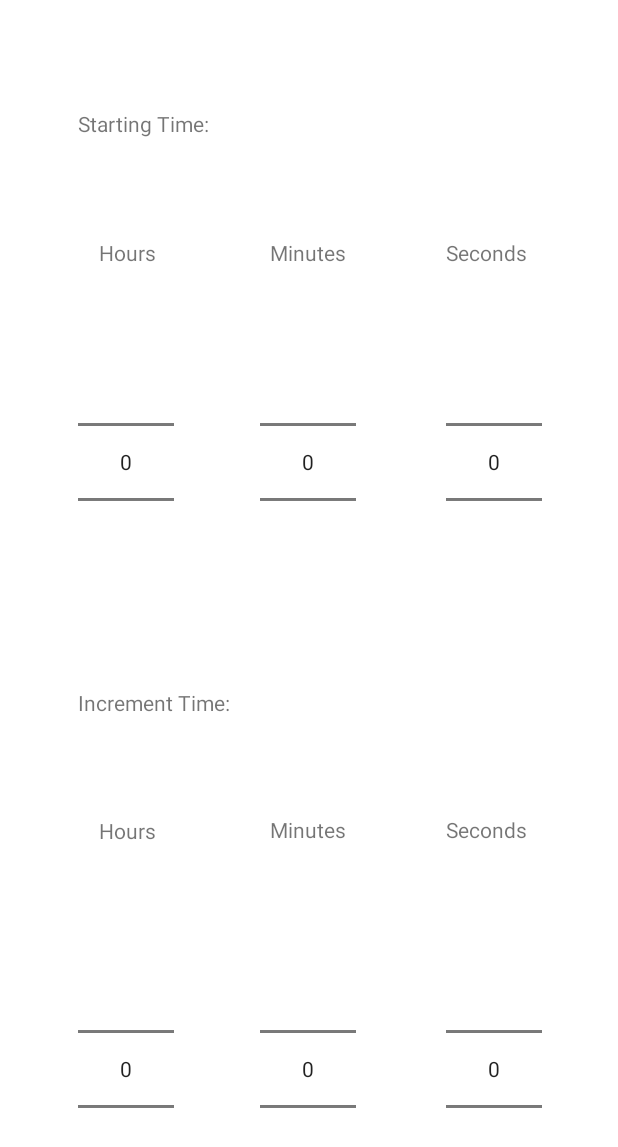
After one commit to Paulmue0/chessclock, an Android app: the layout layout_picktime_dialog.xml on its own in the app's theme, with its tools: preview values and no code run, on a phone screen of 412 x 824 dp. The commit adds this screen. Shown: the top 1147 px of the screen. Run offline under Robolectric (Android 15) with nearby library versions, the phone set to English and light mode, and no system bars.

Commit message:
implemented prototype for custom time

```diff
--- /dev/null
+++ b/app/src/main/res/layout/layout_picktime_dialog.xml
@@ -0,0 +1,170 @@
+<?xml version="1.0" encoding="utf-8"?>
+<androidx.constraintlayout.widget.ConstraintLayout xmlns:android="http://schemas.android.com/apk/res/android"
+    xmlns:app="http://schemas.android.com/apk/res-auto"
+    xmlns:tools="http://schemas.android.com/tools"
+    android:layout_width="match_parent"
+    android:layout_height="match_parent">
+
+    <NumberPicker
+        android:id="@+id/bonusMinutes"
+        android:layout_width="wrap_content"
+        android:layout_height="wrap_content"
+        app:layout_constraintBottom_toBottomOf="parent"
+        app:layout_constraintEnd_toEndOf="parent"
+        app:layout_constraintHorizontal_bias="0.498"
+        app:layout_constraintStart_toStartOf="parent"
+        app:layout_constraintTop_toBottomOf="@+id/baseMinutes"
+        app:layout_constraintVertical_bias="0.913" />
+
+    <NumberPicker
+        android:id="@+id/bonusSeconds"
+        android:layout_width="wrap_content"
+        android:layout_height="wrap_content"
+        app:layout_constraintBottom_toBottomOf="parent"
+        app:layout_constraintEnd_toEndOf="parent"
+        app:layout_constraintHorizontal_bias="0.855"
+        app:layout_constraintStart_toStartOf="parent"
+        app:layout_constraintTop_toBottomOf="@+id/baseSeconds"
+        app:layout_constraintVertical_bias="0.913" />
+
+    <NumberPicker
+        android:id="@+id/bonusHours"
+        android:layout_width="wrap_content"
+        android:layout_height="wrap_content"
+        app:layout_constraintBottom_toBottomOf="parent"
+        app:layout_constraintEnd_toEndOf="parent"
+        app:layout_constraintHorizontal_bias="0.149"
+        app:layout_constraintStart_toStartOf="parent"
+        app:layout_constraintTop_toBottomOf="@+id/baseHours"
+        app:layout_constraintVertical_bias="0.913" />
+
+    <NumberPicker
+        android:id="@+id/baseMinutes"
+        android:layout_width="wrap_content"
+        android:layout_height="wrap_content"
+        app:layout_constraintBottom_toBottomOf="parent"
+        app:layout_constraintEnd_toEndOf="parent"
+        app:layout_constraintHorizontal_bias="0.498"
+        app:layout_constraintStart_toStartOf="parent"
+        app:layout_constraintTop_toTopOf="parent"
+        app:layout_constraintVertical_bias="0.339" />
+
+    <NumberPicker
+        android:id="@+id/baseSeconds"
+        android:layout_width="wrap_content"
+        android:layout_height="wrap_content"
+        app:layout_constraintBottom_toBottomOf="parent"
+        app:layout_constraintEnd_toEndOf="parent"
+        app:layout_constraintHorizontal_bias="0.855"
+        app:layout_constraintStart_toStartOf="parent"
+        app:layout_constraintTop_toTopOf="parent"
+        app:layout_constraintVertical_bias="0.339" />
+
+    <NumberPicker
+        android:id="@+id/baseHours"
+        android:layout_width="wrap_content"
+        android:layout_height="wrap_content"
+        app:layout_constraintBottom_toBottomOf="parent"
+        app:layout_constraintEnd_toEndOf="parent"
+        app:layout_constraintHorizontal_bias="0.149"
+        app:layout_constraintStart_toStartOf="parent"
+        app:layout_constraintTop_toTopOf="parent"
+        app:layout_constraintVertical_bias="0.339" />
+
+    <TextView
+        android:id="@+id/baseTextHours"
+        android:layout_width="wrap_content"
+        android:layout_height="wrap_content"
+        android:text="Hours"
+        app:layout_constraintBottom_toTopOf="@+id/baseHours"
+        app:layout_constraintEnd_toEndOf="parent"
+        app:layout_constraintHorizontal_bias="0.176"
+        app:layout_constraintStart_toStartOf="parent"
+        app:layout_constraintTop_toTopOf="parent"
+        app:layout_constraintVertical_bias="0.797" />
+
+    <TextView
+        android:id="@+id/baseText"
+        android:layout_width="wrap_content"
+        android:layout_height="wrap_content"
+        android:text="Starting Time:"
+        app:layout_constraintBottom_toTopOf="@+id/baseTextHours"
+        app:layout_constraintEnd_toEndOf="parent"
+        app:layout_constraintHorizontal_bias="0.16"
+        app:layout_constraintStart_toStartOf="parent"
+        app:layout_constraintTop_toTopOf="parent"
+        app:layout_constraintVertical_bias="0.521" />
+
+    <TextView
+        android:id="@+id/bonusText"
+        android:layout_width="wrap_content"
+        android:layout_height="wrap_content"
+        android:text="Increment Time:"
+        app:layout_constraintBottom_toTopOf="@+id/BonusTextViewHours"
+        app:layout_constraintEnd_toEndOf="parent"
+        app:layout_constraintHorizontal_bias="0.168"
+        app:layout_constraintStart_toStartOf="parent"
+        app:layout_constraintTop_toBottomOf="@+id/baseHours"
+        app:layout_constraintVertical_bias="0.479" />
+
+    <TextView
+        android:id="@+id/baseTextViewMinutes"
+        android:layout_width="wrap_content"
+        android:layout_height="wrap_content"
+        android:text="Minutes"
+        app:layout_constraintBottom_toTopOf="@+id/baseMinutes"
+        app:layout_constraintEnd_toEndOf="parent"
+        app:layout_constraintHorizontal_bias="0.498"
+        app:layout_constraintStart_toStartOf="parent"
+        app:layout_constraintTop_toTopOf="parent"
+        app:layout_constraintVertical_bias="0.797" />
+
+    <TextView
+        android:id="@+id/baseTextViewSeconds"
+        android:layout_width="wrap_content"
+        android:layout_height="wrap_content"
+        android:text="Seconds"
+        app:layout_constraintBottom_toTopOf="@+id/baseSeconds"
+        app:layout_constraintEnd_toEndOf="parent"
+        app:layout_constraintHorizontal_bias="0.831"
+        app:layout_constraintStart_toStartOf="parent"
+        app:layout_constraintTop_toTopOf="parent"
+        app:layout_constraintVertical_bias="0.797" />
+
+    <TextView
+        android:id="@+id/BonusTextViewHours"
+        android:layout_width="wrap_content"
+        android:layout_height="wrap_content"
+        android:text="Hours"
+        app:layout_constraintBottom_toTopOf="@+id/bonusHours"
+        app:layout_constraintEnd_toEndOf="parent"
+        app:layout_constraintHorizontal_bias="0.176"
+        app:layout_constraintStart_toStartOf="parent"
+        app:layout_constraintTop_toBottomOf="@+id/baseHours"
+        app:layout_constraintVertical_bias="0.711" />
+
+    <TextView
+        android:id="@+id/bonusTextViewSeconds"
+        android:layout_width="wrap_content"
+        android:layout_height="wrap_content"
+        android:text="Seconds"
+        app:layout_constraintBottom_toTopOf="@+id/bonusSeconds"
+        app:layout_constraintEnd_toEndOf="parent"
+        app:layout_constraintHorizontal_bias="0.831"
+        app:layout_constraintStart_toStartOf="parent"
+        app:layout_constraintTop_toBottomOf="@+id/baseSeconds"
+        app:layout_constraintVertical_bias="0.709" />
+
+    <TextView
+        android:id="@+id/bonusTextViewMinutes"
+        android:layout_width="wrap_content"
+        android:layout_height="wrap_content"
+        android:text="Minutes"
+        app:layout_constraintBottom_toTopOf="@+id/bonusMinutes"
+        app:layout_constraintEnd_toEndOf="parent"
+        app:layout_constraintHorizontal_bias="0.498"
+        app:layout_constraintStart_toStartOf="parent"
+        app:layout_constraintTop_toBottomOf="@+id/baseMinutes"
+        app:layout_constraintVertical_bias="0.709" />
+
+</androidx.constraintlayout.widget.ConstraintLayout>
```
Also changed, not shown: app/src/main/java/com/chessapp/mychessapp/MainActivity.java (+28 -8 lines), app/src/main/java/com/chessapp/mychessapp/PickTimeDialog.java (added, +109 -0 lines).
